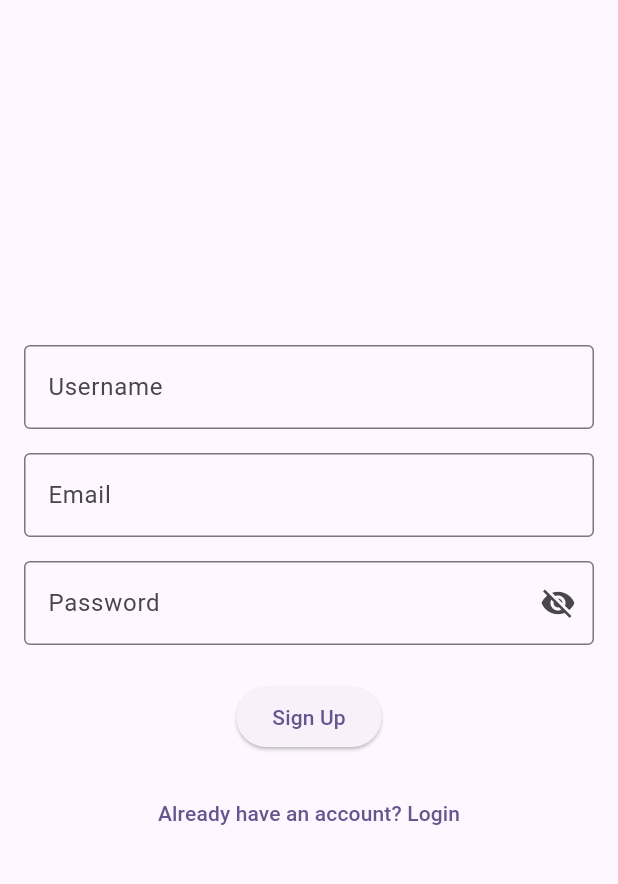
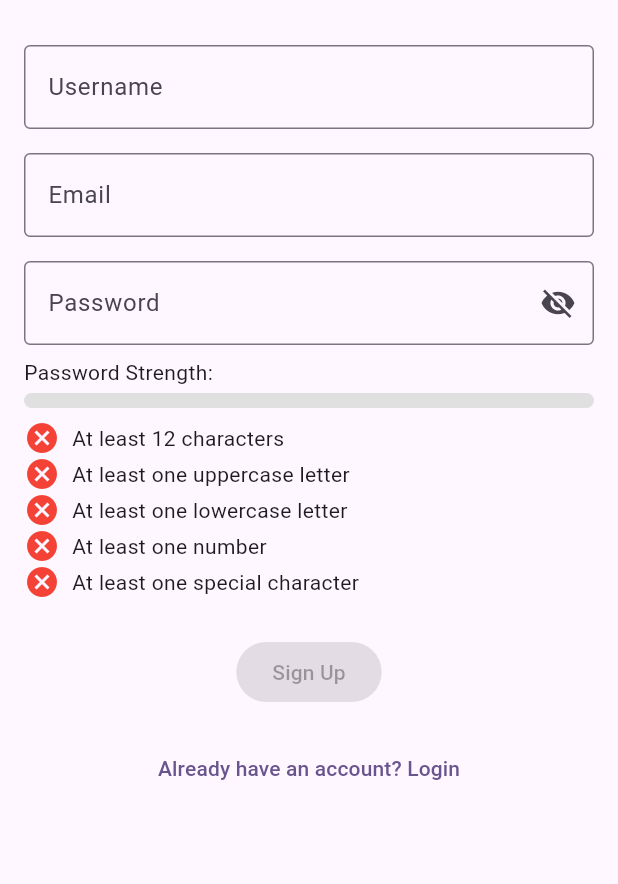
Before and after one commit to trebeljahr/wherearemyfriends.info, a Flutter app: the screen it shows after launch, in the side drawer, after a tap on "Sign Up", on a phone screen of 412 x 824 dp, the part 63-947 px from its top. Run offline on Flutter 3.47's test engine with Material 3 defaults, Android fonts, the phone set to English and light mode, and no system bars; our stand-ins replace font_awesome_flutter; missing offline and left inert: maplibre_gl.

Commit message:
add password strength meter to signup form

```diff
--- a/app/lib/pages/signup.dart
+++ b/app/lib/pages/signup.dart
@@ -17,6 +17,7 @@ class _SignupPageState extends State<SignupPage> {
 
   bool _isPasswordVisible = false;
   String _errorMessage = '';
+  bool _isPasswordValid = false;
 
   Future<void> _handleSignup() async {
     final email = _emailController.text;
@@ -26,6 +27,14 @@ class _SignupPageState extends State<SignupPage> {
     if (email.isEmpty || password.isEmpty || username.isEmpty) {
       setState(() {
         _errorMessage = 'Please provide email, username and password.';
+      });
+      return;
+    }
+
+    if (!_validatePassword(password)) {
+      setState(() {
+        _errorMessage =
+            'Password must be at least 12 characters long and contain uppercase, lowercase, a number, and a special character.';
       });
       return;
     }
@@ -40,8 +49,8 @@ class _SignupPageState extends State<SignupPage> {
       );
 
       // Log the response for debugging purposes
-      print('Response status: ${response.statusCode}');
-      print('Response body: ${response.body}');
+      print('Response status: \${response.statusCode}');
+      print('Response body: \${response.body}');
 
       if (response.statusCode == 200) {
         final responseData = json.decode(response.body);
@@ -61,12 +70,31 @@ class _SignupPageState extends State<SignupPage> {
     }
   }
 
+  bool _validatePassword(String password) {
+    final uppercase = RegExp(r'[A-Z]');
+    final lowercase = RegExp(r'[a-z]');
+    final number = RegExp(r'[0-9]');
+    final specialChar = RegExp(r'[!@#\$&*~]');
+    return password.length >= 12 &&
+        uppercase.hasMatch(password) &&
+        lowercase.hasMatch(password) &&
+        number.hasMatch(password) &&
+        specialChar.hasMatch(password);
+  }
+
+  void _updatePasswordValidation(String password) {
+    setState(() {
+      _isPasswordValid = _validatePassword(password);
+    });
+  }
+
   @override
   Widget build(BuildContext context) {
     return Scaffold(
       appBar: AppBar(title: const Text('Signup Page')),
       drawer: const CustomNavbar(),
-      body: Padding(
+      body: SingleChildScrollView(
+        child: Padding(
           padding: const EdgeInsets.all(16.0),
           child: Column(
             mainAxisAlignment: MainAxisAlignment.center,
@@ -98,6 +126,7 @@ class _SignupPageState extends State<SignupPage> {
               TextField(
                 controller: _passwordController,
                 obscureText: !_isPasswordVisible,
+                onChanged: (value) => _updatePasswordValidation(value),
                 decoration: InputDecoration(
                   labelText: 'Password',
                   border: const OutlineInputBorder(),
@@ -115,9 +144,13 @@ class _SignupPageState extends State<SignupPage> {
                   ),
                 ),
               ),
+              const SizedBox(height: 8),
+              _buildPasswordStrengthMeter(),
+              const SizedBox(height: 8),
+              _buildPasswordCriteria(),
               const SizedBox(height: 24),
               ElevatedButton(
-              onPressed: _handleSignup,
+                onPressed: _isPasswordValid ? _handleSignup : null,
                 child: const Text('Sign Up'),
               ),
               const SizedBox(height: 16),
@@ -130,6 +163,94 @@ class _SignupPageState extends State<SignupPage> {
             ],
           ),
         ),
+      ),
     );
   }
+
+  Widget _buildPasswordCriteria() {
+    final password = _passwordController.text;
+    final atLeastOneUppercase = RegExp(r'[A-Z]').hasMatch(password);
+    final atLeastOneLowercase = RegExp(r'[a-z]').hasMatch(password);
+    final atLeastOneNumber = RegExp(r'[0-9]').hasMatch(password);
+    final atLeastOneSpecialChar = RegExp(r'[!@#\$&*~]').hasMatch(password);
+    final atLeastTwelveCharacters = password.length >= 12;
+
+    return Column(
+      crossAxisAlignment: CrossAxisAlignment.start,
+      children: [
+        _buildCriteriaRow('At least 12 characters', atLeastTwelveCharacters),
+        _buildCriteriaRow('At least one uppercase letter', atLeastOneUppercase),
+        _buildCriteriaRow('At least one lowercase letter', atLeastOneLowercase),
+        _buildCriteriaRow('At least one number', atLeastOneNumber),
+        _buildCriteriaRow(
+            'At least one special character', atLeastOneSpecialChar),
+      ],
+    );
   }
+
+  Widget _buildCriteriaRow(String text, bool isMet) {
+    return Row(
+      children: [
+        Icon(
+          isMet ? Icons.check_circle : Icons.cancel,
+          color: isMet ? Colors.green : Colors.red,
+        ),
+        const SizedBox(width: 8),
+        Text(text),
+      ],
+    );
+  }
+
+  Widget _buildPasswordStrengthMeter() {
+    final password = _passwordController.text;
+    final strength = _calculatePasswordStrength(password);
+    final strengthColors = [
+      Colors.grey[300],
+      Colors.red,
+      Colors.orange,
+      Colors.yellow,
+      Colors.lightGreen,
+      Colors.green
+    ];
+
+    final strengthColor = strengthColors[strength];
+    final strengthWidth = MediaQuery.of(context).size.width * (strength / 5);
+
+    return Column(
+      crossAxisAlignment: CrossAxisAlignment.start,
+      children: [
+        const Text('Password Strength:'),
+        const SizedBox(height: 4),
+        Container(
+          width: double.infinity,
+          height: 10,
+          decoration: BoxDecoration(
+            color: Colors.grey[300],
+            borderRadius: BorderRadius.circular(5),
+          ),
+          child: Align(
+            alignment: Alignment.centerLeft,
+            child: Container(
+              width: strengthWidth,
+              height: 10,
+              decoration: BoxDecoration(
+                color: strengthColor,
+                borderRadius: BorderRadius.circular(5),
+              ),
+            ),
+          ),
+        ),
+      ],
+    );
+  }
+
+  int _calculatePasswordStrength(String password) {
+    int strength = 0;
+    if (RegExp(r'[A-Z]').hasMatch(password)) strength++;
+    if (RegExp(r'[a-z]').hasMatch(password)) strength++;
+    if (RegExp(r'[0-9]').hasMatch(password)) strength++;
+    if (RegExp(r'[!@#\\$&*~]').hasMatch(password)) strength++;
+    if (password.length >= 12) strength++;
+    return strength;
+  }
+}
```
Lines whose indentation alone changed are shown as unchanged.
